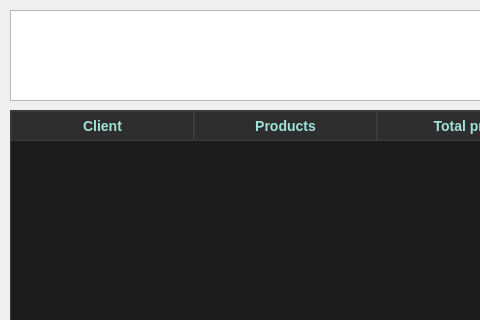
Qt form design/sale_window.ui (Adrianrguez96/sales_management) before a commit; both pictures show x 0 to 480 and y 0 to 320 of the 593 by 652 pixel window.
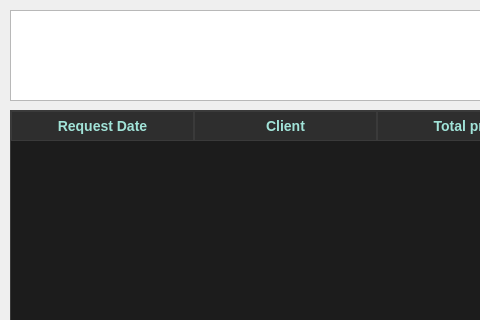
The same form after that commit.

Commit message: Fix/ Fix products edit and edit titles

Diff of the .ui file:
```diff
--- a/design/sale_window.ui
+++ b/design/sale_window.ui
@@ -210,12 +210,12 @@
    </attribute>
    <column>
     <property name="text">
-     <string>Client</string>
+     <string>Request Date</string>
     </property>
    </column>
    <column>
     <property name="text">
-     <string>Products</string>
+     <string>Client</string>
     </property>
    </column>
    <column>
```
The commit also changes 7 other files.
